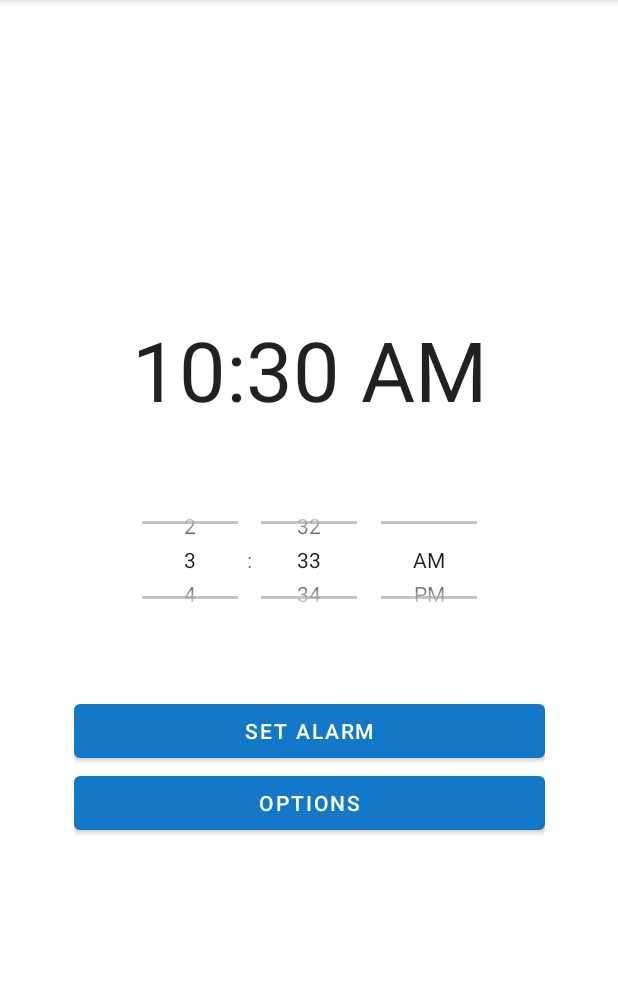
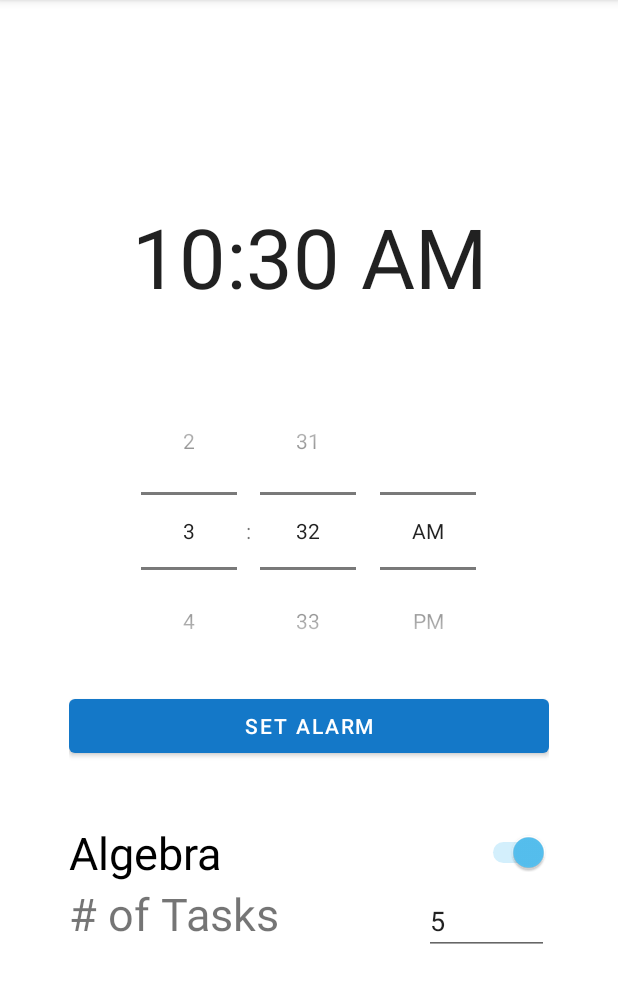
Before and after one commit to DACarp/ComplexAlarmClock, an Android app: the screen it shows after launch (MainActivity), on a phone screen of 412 x 824 dp, the part 84-1087 px from its top. Run offline under Robolectric (Android 15) with nearby library versions, the phone set to English and light mode, and no system bars.

Commit message:
Options integrated with main menu, until too many options are added. Bundle saves options.

```diff
--- a/app/src/main/java/com/cscigroup9/myapplication/MainActivity.java
+++ b/app/src/main/java/com/cscigroup9/myapplication/MainActivity.java
@@ -1,14 +1,28 @@
 package com.cscigroup9.myapplication;
 
+import androidx.annotation.NonNull;
 import androidx.appcompat.app.AppCompatActivity;
 
+import android.annotation.SuppressLint;
 import android.os.Bundle;
+import android.view.View;
+import android.widget.Button;
+import android.widget.EditText;
+import android.widget.Switch;
+import android.widget.TimePicker;
 
 public class MainActivity extends AppCompatActivity {
 
 
-    private boolean settingAlgebra;
-    private int settingNumTasks;
+    private final String BUNDLE_HOUR_SET = "chosenHour";
+    private final String BUNDLE_MINUTE_SET = "chosenMinute";
+    private final String BUNDLE_ALGEBRA_BOOLEAN = "isAlgebra";
+    private final String BUNDLE_TASK_NUM = "numTasks"; //Strings to be used in saved bundles
+
+    private TimePicker timePicker; //Clock for the user to set alarm time
+    @SuppressLint("UseSwitchCompatOrMaterialCode")
+    private Switch algebraSwitch; //Toggle for the user to choose whether or not algebra is allowed
+    private EditText numTasksText; //Text field for the user to choose how many tasks must be done
 
 
     @Override
@@ -16,13 +30,41 @@ public class MainActivity extends AppCompatActivity {
         super.onCreate(savedInstanceState);
         setContentView(R.layout.activity_main);
 
-        settingAlgebra = true;
-        settingNumTasks = 5;
+        final Button armButton = findViewById(R.id.armButton); //Button that arms the alarm
+        final View mainContent = findViewById(R.id.mainMenuLinearLayout); //The view
 
+        algebraSwitch = findViewById(R.id.optionsAlgebraSwitch);
+        numTasksText = findViewById(R.id.optionsTaskNumEditText);
+        timePicker = findViewById(R.id.mainMenuTimePicker);
+
+
+
+        if(savedInstanceState != null){ //Used saved bundle, or use defaults.
+            timePicker.setCurrentHour(savedInstanceState.getInt(BUNDLE_HOUR_SET));
+            timePicker.setCurrentMinute(savedInstanceState.getInt(BUNDLE_MINUTE_SET));
+            algebraSwitch.setChecked(savedInstanceState.getBoolean(BUNDLE_ALGEBRA_BOOLEAN));
+            numTasksText.setText(savedInstanceState.getString(BUNDLE_TASK_NUM));
+        }
+        else{
+            algebraSwitch.setChecked(true);
+            numTasksText.setText("5");
+        }
+
+
+    }
+
+    @Override
+    protected void onSaveInstanceState(@NonNull Bundle outState){ //Saves the options
+        super.onSaveInstanceState(outState);
+        outState.putInt(BUNDLE_HOUR_SET, timePicker.getCurrentHour());
+        outState.putInt(BUNDLE_MINUTE_SET, timePicker.getCurrentMinute());
+        outState.putBoolean(BUNDLE_ALGEBRA_BOOLEAN, algebraSwitch.isChecked());
+        outState.putString(BUNDLE_TASK_NUM, String.valueOf(numTasksText.getText()));
     }
 
 
 
 
 
+
 }
--- a/app/src/main/res/layout/activity_main.xml
+++ b/app/src/main/res/layout/activity_main.xml
@@ -7,9 +7,9 @@
     tools:context=".MainActivity">
 
     <LinearLayout
-        android:id="@+id/linearLayout"
-        android:layout_width="314dp"
-        android:layout_height="350dp"
+        android:id="@+id/mainMenuLinearLayout"
+        android:layout_width="320dp"
+        android:layout_height="500dp"
         android:orientation="vertical"
         app:layout_constraintBottom_toBottomOf="parent"
         app:layout_constraintEnd_toEndOf="parent"
@@ -22,16 +22,16 @@
             android:layout_width="match_parent"
             android:layout_height="wrap_content"
             android:gravity="center"
-            android:textSize="55sp"
-            android:paddingBottom="40dp" />
+            android:paddingBottom="40dp"
+            android:textSize="55sp" />
 
         <TimePicker
             android:id="@+id/mainMenuTimePicker"
             android:layout_width="match_parent"
             android:layout_height="0dp"
-            android:layout_weight="0.6"
-            android:timePickerMode="spinner"
-            android:paddingBottom="40dp" />
+            android:layout_weight=".4"
+            android:minHeight="100dp"
+            android:timePickerMode="spinner" />
 
         <Button
             android:id="@+id/armButton"
@@ -39,11 +39,43 @@
             android:layout_height="wrap_content"
             android:text="@string/set_alarm" />
 
-        <Button
-            android:id="@+id/optionsButton"
+        <Switch
+            android:id="@+id/optionsAlgebraSwitch"
             android:layout_width="match_parent"
             android:layout_height="wrap_content"
-            android:text="@string/options" />
+            android:minHeight="48dp"
+            android:text="@string/option_algebra"
+            android:paddingTop="40dp"
+
+            android:textSize="30sp"
+            tools:ignore="UseSwitchCompatOrMaterialXml" />
+
+        <LinearLayout
+            android:layout_width="match_parent"
+            android:layout_height="wrap_content"
+            android:orientation="horizontal">
+
+            <TextView
+                android:id="@+id/textView"
+                android:layout_width="366dp"
+                android:layout_height="wrap_content"
+                android:layout_weight="1"
+                android:labelFor="@+id/optionsTaskNumEditText"
+                android:text="@string/option_num_of_tasks"
+                android:textSize="30sp" />
+
+            <EditText
+                android:id="@+id/optionsTaskNumEditText"
+                android:layout_width="wrap_content"
+                android:layout_height="wrap_content"
+                android:layout_weight="1"
+                android:ems="10"
+                android:inputType="number"
+
+                tools:ignore="Autofill,TouchTargetSizeCheck,DuplicateSpeakableTextCheck" />
+
+        </LinearLayout>
+
     </LinearLayout>
 
 </androidx.constraintlayout.widget.ConstraintLayout>
--- a/app/src/main/res/values/strings.xml
+++ b/app/src/main/res/values/strings.xml
@@ -4,5 +4,5 @@
     <string name="options">Options</string>
 
     <string name="option_algebra">Algebra</string>
-    <string name="option_num_of_tasks">Number of Tasks</string>
+    <string name="option_num_of_tasks"># of Tasks</string>
 </resources>
```
Also changed, not shown: app/src/main/java/com/cscigroup9/myapplication/OptionsFragment.java (deleted, +0 -64 lines), app/src/main/res/layout/fragment_options.xml (deleted, +0 -18 lines).
